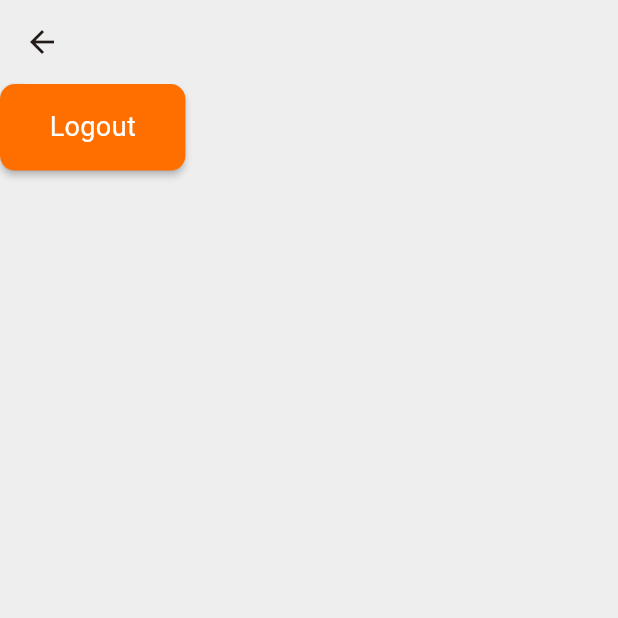
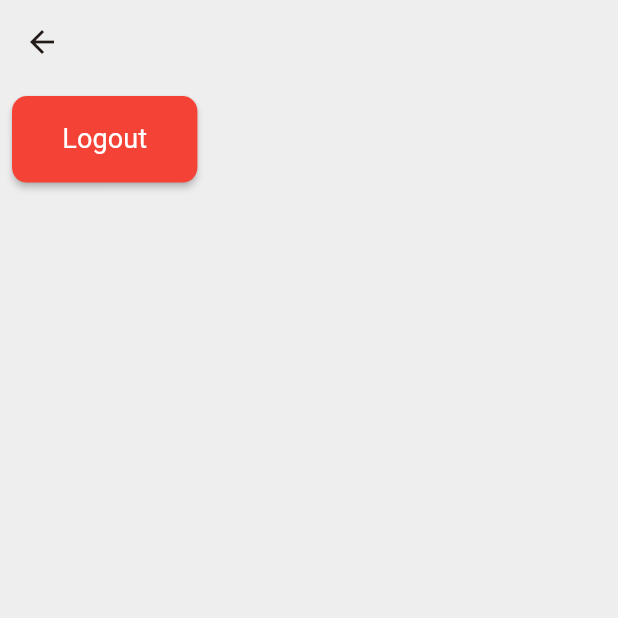
Before and after one commit to MhmmdAkcby/product_app, a Flutter app: the UserView screen opened directly, on a phone screen of 412 x 824 dp, the top half of it. Run offline on Flutter 3.47's test engine with Material 3 defaults, Android fonts, the phone set to English and light mode, and no system bars; our stand-ins replace delightful_toast, dio, equatable, flutter_bloc, get_it, lottie and 1 more; accounts and stored records are empty; generated files the repository leaves out were written again; network calls fail.

Commit message:
some edits and updates have been made

```diff
--- a/lib/auth/cubit/login_cubit_state.dart
+++ b/lib/auth/cubit/login_cubit_state.dart
@@ -6,28 +6,31 @@ class LoginCubitState extends Equatable {
   final TextEditingController? password;
   final String? message;
   final bool isAuthenticated;
+  final bool isLoading;
 
   const LoginCubitState({
     this.username,
     this.password,
     this.message,
     this.isAuthenticated = false,
+    this.isLoading = false,
   });
 
   @override
-  List<Object?> get props => [username, password, message, isAuthenticated];
+  List<Object?> get props => [username, password, message, isAuthenticated, isLoading];
 
-  LoginCubitState copyWith({
-    TextEditingController? username,
-    TextEditingController? password,
-    String? message,
-    bool? isAuthenticated,
-  }) {
+  LoginCubitState copyWith(
+      {TextEditingController? username,
+      TextEditingController? password,
+      String? message,
+      bool? isAuthenticated,
+      bool? isLoading}) {
     return LoginCubitState(
       username: username ?? this.username,
       password: password ?? this.password,
       message: message,
       isAuthenticated: isAuthenticated ?? this.isAuthenticated,
+      isLoading: isLoading ?? this.isLoading,
     );
   }
 }
--- a/lib/auth/view/login_view_state.dart
+++ b/lib/auth/view/login_view_state.dart
@@ -2,17 +2,14 @@ import 'package:flutter/cupertino.dart';
 import 'package:get_it/get_it.dart';
 import 'package:product_app/auth/view/login_view.dart';
 import 'package:product_app/product_market/product/utils/navigator/navigator_service.dart';
-import 'package:product_app/product_market/product/service/alert_service.dart';
 
 abstract class LoginViewState<T extends LoginView> extends State<T> {
   late NavigationService navigatorService;
-  late AlertService alertService;
   final GetIt _getIt = GetIt.instance;
 
   @override
   void initState() {
     super.initState();
-    alertService = _getIt<AlertService>();
     navigatorService = _getIt<NavigationService>();
   }
 }
--- a/lib/product_market/product/widget/my_button.dart
+++ b/lib/product_market/product/widget/my_button.dart
@@ -1,26 +1,25 @@
 import 'package:flutter/material.dart';
 
 class MyButton extends StatelessWidget {
-  const MyButton(
-      {super.key,
-      required this.onTap,
-      required this.data,
-      required this.color,
-      required this.height,
-      required this.width,
-      required this.textColor,
-      required this.borderRadius,
-      required this.fontSize,
-      this.elevation});
+  const MyButton({
+    super.key,
+    required this.onTap,
+    required this.child,
+    required this.color,
+    required this.height,
+    required this.width,
+    required this.borderRadius,
+    this.elevation,
+  });
+
   final Function() onTap;
-  final String data;
+  final Widget child;
   final Color color;
-  final Color textColor;
   final double height;
   final double width;
   final double borderRadius;
-  final double fontSize;
   final double? elevation;
+
   @override
   Widget build(BuildContext context) {
     return SizedBox(
@@ -31,10 +30,7 @@ class MyButton extends StatelessWidget {
         onPressed: onTap,
         color: color,
         shape: RoundedRectangleBorder(borderRadius: BorderRadius.circular(borderRadius)),
-        child: Text(
-          data,
-          style: _textTheme(context, textColor, fontSize),
-        ),
+        child: child,
       ),
     );
   }
--- a/lib/product_market/view/main_view/main scheme.dart
+++ b/lib/product_market/view/main_view/main scheme.dart
@@ -38,7 +38,7 @@ class _MainSchemeState extends GenericMainScheme<MainScheme> {
     return TabBarView(
       physics: const NeverScrollableScrollPhysics(),
       controller: _tabController,
-      children: const [HomeView(), SearchView(), CartView(), Placeholder()],
+      children: const [HomeView(), SearchView(), CartView(), UserView()],
     );
   }
 
@@ -68,8 +68,8 @@ class _WidgetSize {
   final double tabElevation = 20;
 }
 
-class _AppBarPaddinng extends EdgeInsets {
-  const _AppBarPaddinng.all() : super.all(8.0);
+class _AppBarPadding extends EdgeInsets {
+  const _AppBarPadding.all() : super.all(8.0);
 }
 
 abstract class GenericMainScheme<T extends MainScheme> extends State<T> with TickerProviderStateMixin {
--- a/lib/product_market/view/user_detail/user_view.dart
+++ b/lib/product_market/view/user_detail/user_view.dart
@@ -2,9 +2,11 @@ import 'package:flutter/material.dart';
 import 'package:flutter_bloc/flutter_bloc.dart';
 import 'package:get_it/get_it.dart';
 import 'package:product_app/auth/cubit/login_cubit.dart';
+import 'package:product_app/product_market/product/mixin/categories_mixin.dart';
 import 'package:product_app/product_market/product/utils/navigator/navigator_service.dart';
 import 'package:product_app/product_market/product/utils/color/project_color.dart';
 import 'package:product_app/product_market/product/widget/my_button.dart';
+import 'package:flutter_gen/gen_l10n/app_localizations.dart';
 
 class UserView extends StatefulWidget {
   const UserView({super.key});
@@ -29,28 +31,49 @@ class _UserViewState extends State<UserView> {
 
     return Scaffold(
       appBar: AppBar(),
-      body: Column(
-        children: [
-          _myButton(context, cubit),
-        ],
+      body: _buildUI(context, cubit),
+    );
+  }
+
+  Column _buildUI(BuildContext context, LoginCubit cubit) {
+    return Column(
+      children: [
+        _logoutButton(context, cubit),
+      ],
+    );
+  }
+
+  Widget _logoutButton(BuildContext context, LoginCubit cubit) {
+    final isLoading = context.watch<LoginCubit>().state.isLoading;
+    var d = AppLocalizations.of(context);
+
+    return Container(
+      margin: const _WidgetPaddingAndMargin.marginAll(),
+      child: MyButton(
+        width: _WidgetSize().myButtonWidth,
+        height: _WidgetSize().myButtonHeight,
+        color: ProjectColor.redColor(),
+        borderRadius: _WidgetSize().borderRadius,
+        onTap: () async {
+          await _logoutMethod(isLoading, cubit);
+        },
+        child: isLoading
+            ? const Center(child: CircularProgressIndicator())
+            : Text(d!.logout,
+                style: textTheme(context, ProjectColor.whiteColor(), _WidgetSize().buttonFontSize, FontWeight.normal)),
       ),
     );
   }
 
-  Widget _myButton(BuildContext context, LoginCubit cubit) {
-    return MyButton(
-      data: 'Logout',
-      textColor: ProjectColor.whiteColor(),
-      fontSize: _WidgetSize().buttonFontSize,
-      width: _WidgetSize().myButtonWidth,
-      height: _WidgetSize().myButtonHeight,
-      color: ProjectColor.flushOrange(),
-      borderRadius: _WidgetSize().borderRadius,
-      onTap: () async {
-        await cubit.logout();
+  Future<void> _logoutMethod(bool isLoading, LoginCubit cubit) async {
+    if (!isLoading) {
+      await cubit.logout();
+      await Future.delayed(const Duration(milliseconds: 100));
+      if (!cubit.state.isLoading) {
+        setState(() {});
         navigationService.pushNamedAndRemoveUntil('/login');
-      },
-    );
+      }
+    }
   }
 }
 
@@ -61,3 +84,8 @@ class _WidgetSize {
   final double borderRadius = 10;
   final double buttonFontSize = 18;
 }
+
+class _WidgetPaddingAndMargin extends EdgeInsets {
+  const _WidgetPaddingAndMargin.paddingAll() : super.all(8.0);
+  const _WidgetPaddingAndMargin.marginAll() : super.all(8.0);
+}
```
Also changed, not shown: lib/auth/cubit/login_cubit.dart (+13 -6 lines), lib/auth/product/utils/string_extension.dart (added, +12 -0 lines), lib/auth/view/login_view.dart (+33 -96 lines), lib/l10n/app_en.arb (+12 -3 lines), lib/l10n/app_tr.arb (+10 -1 lines), lib/product_market/product/widget/card/detail_product_widget/details_prdocut_widget.dart (+3 -4 lines), lib/product_market/view/cart/cart_view.dart (+5 -3 lines), lib/auth/view/login.g.dart (added), lib/product_market/product/widget/card/detail_product_widget/part_of_detail_product.g.dart, lib/product_market/view/main_view/appbar_part.g.dart, 1 other file.
